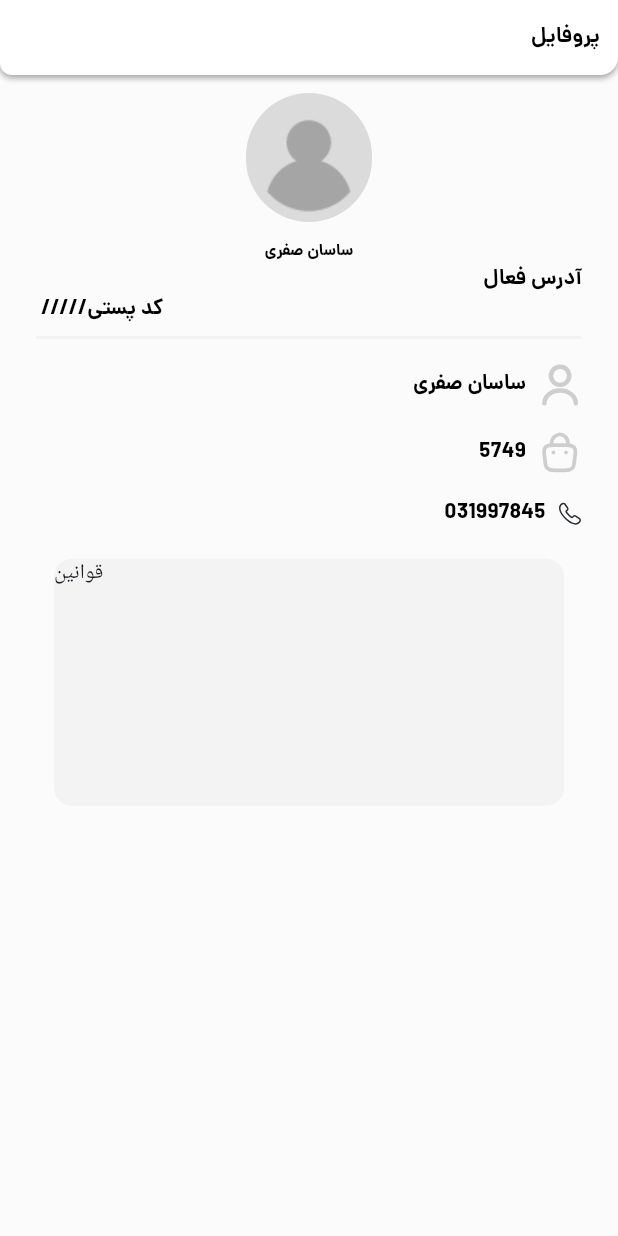
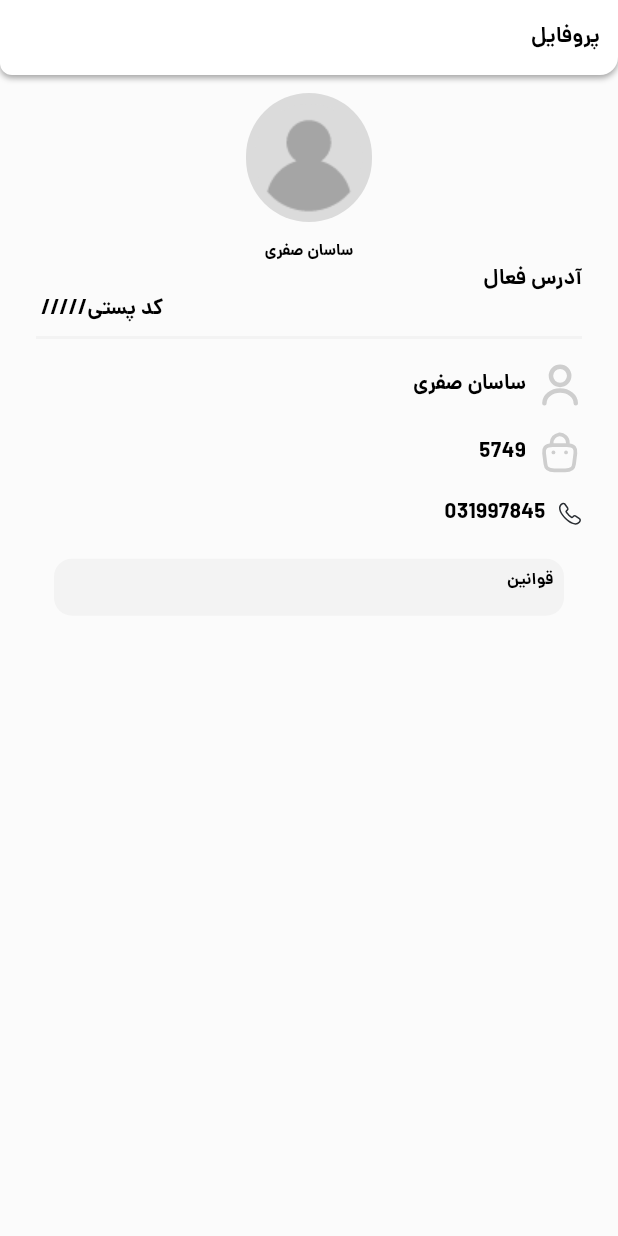
Before and after one commit to zahraaapz/watch_store_flutter, a Flutter app: the ProfileScreen screen opened directly, on a phone screen of 412 x 824 dp. Run offline on Flutter 3.47's test engine with Material 3 defaults, Android fonts, the phone set to English and light mode, and no system bars; our stand-ins replace bloc, carousel_slider, dio, equatable, flutter_bloc, flutter_svg and 3 more; missing offline and left inert: flutter_osm_plugin; accounts and stored records are empty; network calls fail; project files that could hold a hidden picture were left out.

Commit message:
fix error

```diff
--- a/lib/data/constant.dart
+++ b/lib/data/constant.dart
@@ -13,6 +13,7 @@ class Endpoints {
   static const addToCart = "$baseUrl/add_to_cart";
   static const removeFromCart = "$baseUrl/remove_from_cart";
   static const deleteFromCart = "$baseUrl/delete_from_cart";
+  static const getOrder = "$baseUrl/user_processing_orders";
 }
 
 class ProductSortRoutes {
--- a/lib/data/repo/cart_repo.dart
+++ b/lib/data/repo/cart_repo.dart
@@ -6,6 +6,7 @@ import '../model/cart.dart';
 
 abstract class ICartRepository {
   Future<List<CartModel>> getUserCart();
+  Future<List<CartModel>> getOrder();
   Future<List<CartModel>> addToCart({required int productId});
   Future<int> countCartItem();
   Future<List<CartModel>> removeFromCart({required int productId});
@@ -43,4 +44,7 @@ class CartRepo implements ICartRepository {
   Future<int> countCartItem() {
     return _iCartDataSrc.countCartItem().then((value) => count.value = value);
   }
+
+  @override
+  Future<List<CartModel>> getOrder() =>_iCartDataSrc.getOrder();
 }
--- a/lib/screens/profile_screen.dart
+++ b/lib/screens/profile_screen.dart
@@ -79,7 +79,10 @@ class ProfileScreen extends StatelessWidget {
                     svgIcon: Assets.svg.phone,
                     title: '031997845',
                   ),
-                  SurfaceContainer(child: Text('قوانین'))
+                  SizedBox(height: 50,child: SurfaceContainer(child: Padding(
+                    padding: const EdgeInsets.all(7.0),
+                    child: const Text('قوانین',style: MyStyles.avatarText,textAlign: TextAlign.end,),
+                  )))
                 ],
               ),
             ),
--- a/lib/widget/surface_container.dart
+++ b/lib/widget/surface_container.dart
@@ -12,6 +12,7 @@ class SurfaceContainer extends StatelessWidget {
     var size = MediaQuery.sizeOf(context);
 
     return Container(
+
       margin: const EdgeInsets.fromLTRB(
           MyDimens.medium, MyDimens.medium, MyDimens.medium, 0),
       height: size.height * .2,
```
Also changed, not shown: lib/data/model/cart.dart (+7 -4 lines), lib/data/src/cart_data_src.dart (+17 -0 lines), lib/widget/shoppingCartItem.dart (+4 -6 lines).
